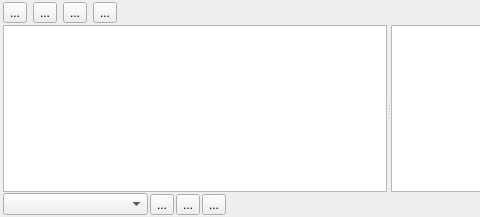
The window that engine/modules/anim/editor/TimelinePanel/TimelinePanel.ui (timi-liuliang/echo) describes before a commit, drawn with Qt 5; both pictures show x 0 to 480 and y 0 to 217 of the 777 by 217 pixel window.
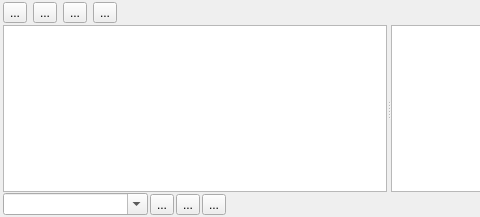
The same window after the commit.

Patch:
```diff
--- a/engine/modules/anim/editor/TimelinePanel/TimelinePanel.ui
+++ b/engine/modules/anim/editor/TimelinePanel/TimelinePanel.ui
@@ -159,6 +159,9 @@
           <height>0</height>
          </size>
         </property>
+        <property name="editable">
+         <bool>true</bool>
+        </property>
        </widget>
       </item>
       <item>
```
